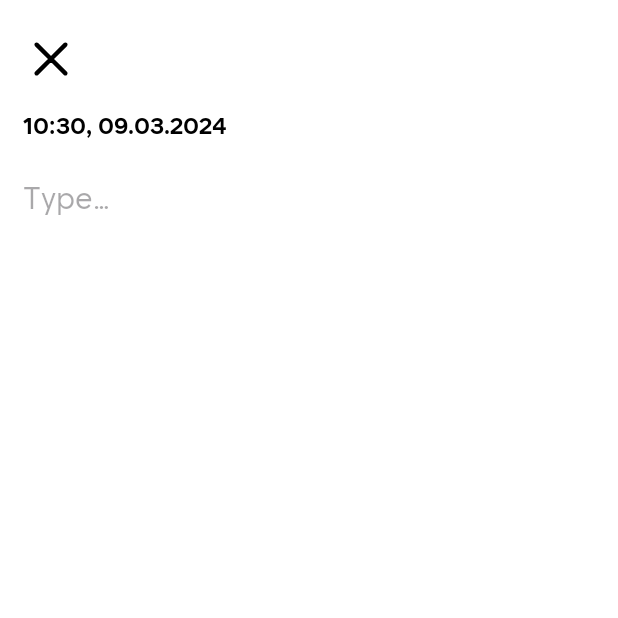
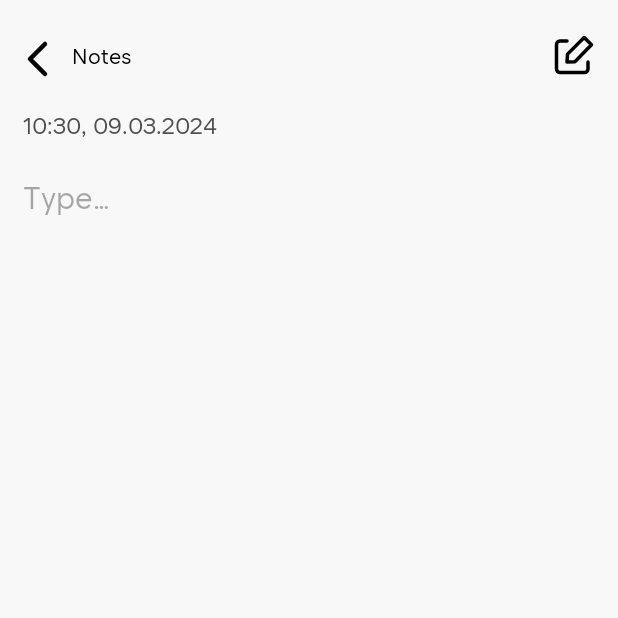
Before and after one commit to chrisstel/NotesApp, an Android app: the MainFragment screen opened through its navigation route, after a tap on an icon or button, on a phone screen of 412 x 824 dp, the top half of it. Run offline under Robolectric (Android 15) with nearby library versions, the phone set to English and light mode, and no system bars; our stand-ins replace Room's generated code.

Commit message:
change design

```diff
--- a/app/src/main/java/com/example/notes/domain/data/Note.kt
+++ b/app/src/main/java/com/example/notes/domain/data/Note.kt
@@ -4,6 +4,6 @@ import java.io.Serializable
 
 data class Note(
     val id: Int = 0,
-    val caption: String,
+    val date: String,
     val text: String
 ) : Serializable
--- a/app/src/main/java/com/example/notes/ui/main/NoteDetailsFragment.kt
+++ b/app/src/main/java/com/example/notes/ui/main/NoteDetailsFragment.kt
@@ -24,20 +24,20 @@ class NoteDetailsFragment : Fragment() {
         super.onViewCreated(view, savedInstanceState)
 
         showNoteDetails()
-        cancel()
+        goBack()
     }
 
     private fun showNoteDetails() {
         arguments?.getSerializable("note", Note::class.java)?.let { note ->
             views {
-                noteDate.text = note.caption
+                noteDate.text = note.date
                 noteText.text = note.text
             }
         }
     }
 
-    private fun cancel() = views {
-        cancelButton.setOnClickListener {
+    private fun goBack() = views {
+        backButton.setOnClickListener {
             findNavController().navigate(R.id.action_noteDetailsFragment_to_mainFragment)
         }
     }
--- a/app/src/main/java/com/example/notes/ui/main/recyclerview/NoteViewHolder.kt
+++ b/app/src/main/java/com/example/notes/ui/main/recyclerview/NoteViewHolder.kt
@@ -24,7 +24,7 @@ class NoteViewHolder(private val binding: NoteItemBinding) : RecyclerView.ViewHo
         this.item = note
 
         views {
-            TVCaption.text = note.caption
+            TVDate.text = note.date
             TVText.text = note.text
             root.setOnClickListener { onClick?.invoke(note) }
         }
--- a/app/src/main/java/com/example/notes/ui/note/viewmodel/NoteViewModel.kt
+++ b/app/src/main/java/com/example/notes/ui/note/viewmodel/NoteViewModel.kt
@@ -14,7 +14,7 @@ class NoteViewModel(
 
     fun saveNote(text: String) = viewModelScope.launch { saveNoteUseCase.save(createNote(text)) }
     private fun createNote(text: String) = Note(
-        caption = createCaption(),
+        date = createCaption(),
         text = text
     )
     private fun createCaption(): String = DateFormat.format("hh:mm, MM.dd.yyyy", Date()).toString()
--- a/app/src/main/java/com/example/notes/utils/RoomMappers.kt
+++ b/app/src/main/java/com/example/notes/utils/RoomMappers.kt
@@ -5,12 +5,12 @@ import com.example.notes.domain.data.Note
 
 fun RoomNote.toDomain(): Note = Note(
     id = this.id,
-    caption = this.caption,
+    date = this.caption,
     text = this.text
 )
 
 fun Note.fromDomain(): RoomNote = RoomNote(
     id = this.id,
-    caption = this.caption,
+    caption = this.date,
     text = this.text
 )
--- a/app/src/main/res/drawable/ic_back_48.xml
+++ b/app/src/main/res/drawable/ic_back_48.xml
@@ -1,6 +1,6 @@
 <vector xmlns:android="http://schemas.android.com/apk/res/android"
-    android:width="800dp"
-    android:height="800dp"
+    android:width="48dp"
+    android:height="48dp"
     android:tint="?android:attr/textColor"
     android:viewportWidth="24"
     android:viewportHeight="24">
--- /dev/null
+++ b/app/src/main/res/drawable/ic_edit_48.xml
@@ -0,0 +1,24 @@
+<vector xmlns:android="http://schemas.android.com/apk/res/android"
+    android:width="48dp"
+    android:height="48dp"
+    android:tint="?android:attr/textColor"
+    android:viewportWidth="24"
+    android:viewportHeight="24">
+
+    <path
+        android:fillColor="#00000000"
+        android:pathData="M20,16v4a2,2 0,0 1,-2 2H4a2,2 0,0 1,-2 -2V6A2,2 0,0 1,4 4H8"
+        android:strokeWidth="2"
+        android:strokeColor="#000000"
+        android:strokeLineCap="round"
+        android:strokeLineJoin="round" />
+
+    <path
+        android:fillColor="#00000000"
+        android:pathData="M12.5,15.8l9.5,-9.6l-4.2,-4.2l-9.5,9.5l-0.3,4.5l4.5,-0.2z"
+        android:strokeWidth="2"
+        android:strokeColor="#000000"
+        android:strokeLineCap="round"
+        android:strokeLineJoin="round" />
+
+</vector>
--- a/app/src/main/res/layout/fragment_add_note.xml
+++ b/app/src/main/res/layout/fragment_add_note.xml
@@ -18,7 +18,7 @@
             android:layout_height="wrap_content">
 
             <ImageView
-                android:id="@+id/cancel_button"
+                android:id="@+id/back_button"
                 android:layout_width="wrap_content"
                 android:layout_height="wrap_content"
                 android:layout_marginStart="10dp"
@@ -36,7 +36,7 @@
                 android:text="@string/new_note_title"
                 android:textSize="28sp"
                 app:layout_constraintEnd_toStartOf="@id/save_note_button"
-                app:layout_constraintStart_toEndOf="@id/cancel_button"
+                app:layout_constraintStart_toEndOf="@id/back_button"
                 app:layout_constraintTop_toTopOf="parent" />
 
             <ImageView
@@ -65,7 +65,7 @@
                 app:layout_constraintEnd_toEndOf="parent"
                 app:layout_constraintHeight_min="48dp"
                 app:layout_constraintStart_toStartOf="parent"
-                app:layout_constraintTop_toBottomOf="@id/cancel_button"
+                app:layout_constraintTop_toBottomOf="@id/back_button"
                 app:layout_constraintWidth_max="488dp" />
 
         </androidx.constraintlayout.widget.ConstraintLayout>
--- a/app/src/main/res/layout/fragment_note_details.xml
+++ b/app/src/main/res/layout/fragment_note_details.xml
@@ -3,7 +3,7 @@
     xmlns:app="http://schemas.android.com/apk/res-auto"
     android:layout_width="match_parent"
     android:layout_height="match_parent"
-    android:background="@color/white">
+    android:background="#F8F8F8">
 
     <ScrollView
         android:layout_width="0dp"
@@ -18,16 +18,35 @@
             android:layout_height="wrap_content">
 
             <ImageView
-                android:id="@+id/cancel_button"
+                android:id="@+id/back_button"
                 android:layout_width="wrap_content"
                 android:layout_height="wrap_content"
-                android:layout_marginStart="10dp"
                 android:layout_marginTop="15dp"
                 android:clickable="true"
                 android:contentDescription="@string/cancel_button_description"
-                android:src="@drawable/ic_cross_48"
+                android:src="@drawable/ic_back_48"
                 app:layout_constraintStart_toStartOf="parent"
                 app:layout_constraintTop_toTopOf="parent" />
+
+            <TextView
+                android:layout_width="wrap_content"
+                android:layout_height="wrap_content"
+                app:layout_constraintStart_toEndOf="@id/back_button"
+                app:layout_constraintTop_toTopOf="parent"
+                android:text="@string/app_name"
+                app:layout_constraintBottom_toTopOf="@id/note_date"
+                android:gravity="center_vertical"/>
+
+            <ImageView
+                android:id="@+id/edit_note"
+                android:layout_width="28dp"
+                android:layout_height="28dp"
+                android:src="@drawable/ic_edit_48"
+                app:layout_constraintEnd_toEndOf="parent"
+                app:layout_constraintTop_toTopOf="parent"
+                app:layout_constraintBottom_toTopOf="@id/note_date"
+                android:layout_marginHorizontal="15dp"/>
+
 
             <TextView
                 android:id="@+id/note_date"
@@ -35,11 +54,11 @@
                 android:layout_height="wrap_content"
                 android:layout_marginHorizontal="15dp"
                 android:layout_marginTop="10dp"
+                android:textColor="@color/dark_grey"
                 android:text="@string/new_note_title"
-                android:textStyle="bold"
                 android:textSize="15sp"
                 app:layout_constraintStart_toStartOf="parent"
-                app:layout_constraintTop_toBottomOf="@id/cancel_button" />
+                app:layout_constraintTop_toBottomOf="@id/back_button" />
 
             <!--            <ImageView-->
             <!--                android:id="@+id/save_note_button"-->
--- a/app/src/main/res/layout/note_item.xml
+++ b/app/src/main/res/layout/note_item.xml
@@ -5,9 +5,9 @@
     android:layout_width="match_parent"
     android:layout_height="wrap_content"
     android:layout_margin="@dimen/content_margin"
-    android:elevation="2dp"
-    app:cardBackgroundColor="@color/light_pink"
-    app:cardCornerRadius="10dp">
+    app:cardBackgroundColor="#F8F8F8"
+    app:cardCornerRadius="10dp"
+    app:cardElevation="0dp">
 
     <LinearLayout
         android:layout_width="match_parent"
@@ -16,12 +16,12 @@
         android:padding="8dp">
 
         <TextView
-            android:id="@+id/TV_caption"
+            android:id="@+id/TV_date"
             android:layout_width="match_parent"
             android:layout_height="wrap_content"
+            android:textColor="@color/dark_grey"
             android:textSize="12sp"
-            android:textStyle="bold"
-            tools:text="Caption" />
+            tools:text="12.12.2007" />
 
 
         <TextView
--- a/app/src/main/res/values/colors.xml
+++ b/app/src/main/res/values/colors.xml
@@ -9,6 +9,7 @@
     <color name="brown">#403B36</color>
     <color name="light_grey">#ededed</color>
     <color name="grey">#DFDFDF</color>
+    <color name="dark_grey">#505050</color>
     <color name="grey_200">#B1B1B1</color>
     <color name="blue_700">#FF1976D2</color>
 </resources>
--- a/app/src/main/res/values/themes.xml
+++ b/app/src/main/res/values/themes.xml
@@ -9,6 +9,7 @@
         <item name="android:textColor">@color/black</item>
         <item name="android:statusBarColor">@color/light_grey</item>
         <item name="fontFamily">@font/nt_somic</item>
+        <item name="buttonStyle">@style/Widget.Notes.Button.Custom</item>
         <item name="textAppearanceCaption">@style/TextAppearance.Notes.Caption</item>
         <item name="textInputStyle">@style/Widget.Notes.TextInputLayout.Custom</item>
         <item name="toolbarStyle">@style/Widget.Notes.Toolbar.Custom</item>
@@ -19,7 +20,7 @@
     <style name="Theme.Notes" parent="Base.Theme.Notes" />
 
     <!--    Button-->
-    <style name="Widget.Notes.Button.Custom" parent="Widget.MaterialComponents.Button">
+    <style name="Widget.Notes.Button.Custom" parent="Widget.MaterialComponents.Button.UnelevatedButton">
         <item name="backgroundTint">@color/black</item>
         <item name="shapeAppearance">@style/buttonShape</item>
     </style>
```
